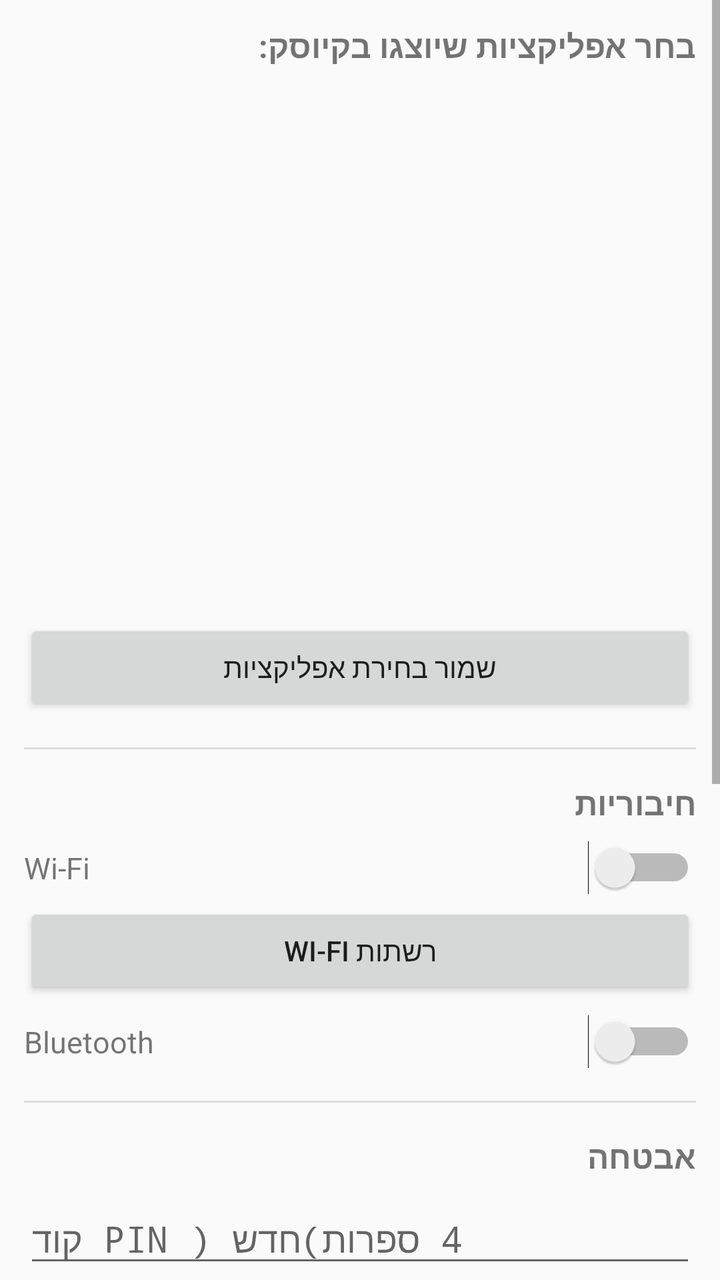
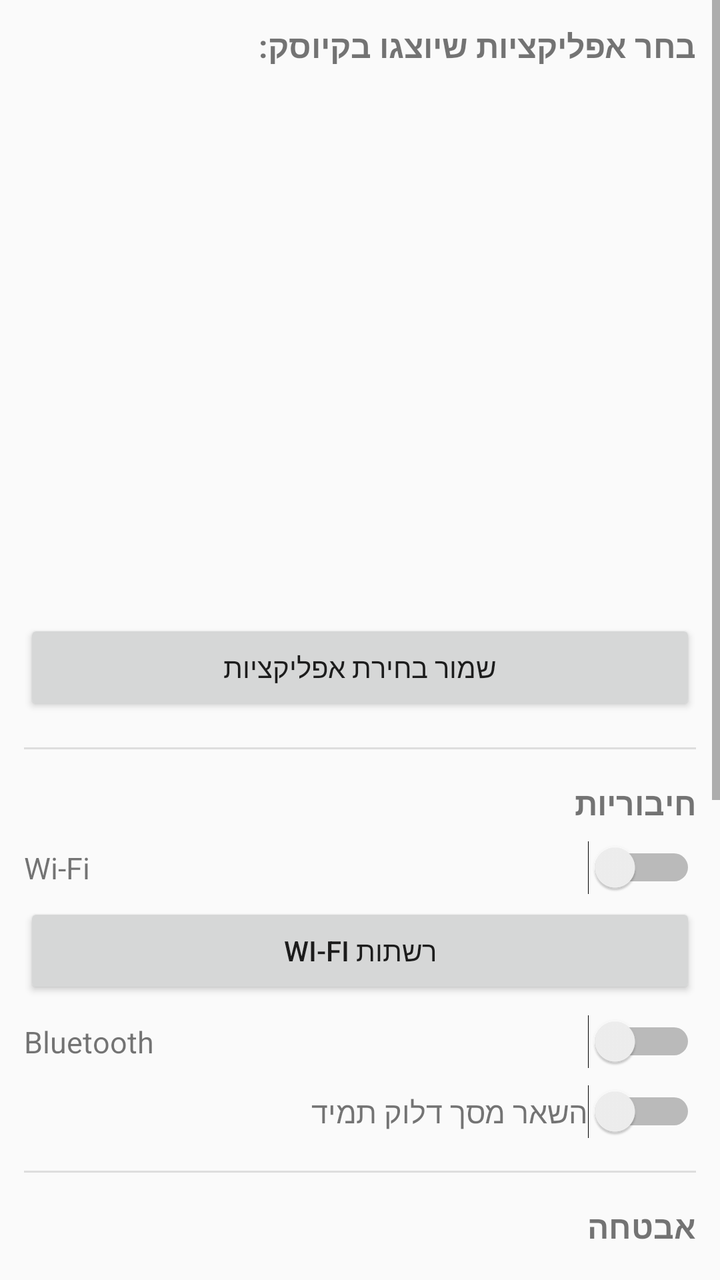

The first picture is an Android layout as it rendered before a commit; the second is the same layout after the commit. The layout source and the unified diff follow.
<!-- AndroidManifest.xml: application theme Theme.AppCompat.Light -->
<!-- res/layout/activity_settings.xml -->
<?xml version="1.0" encoding="utf-8"?>
<ScrollView xmlns:android="http://schemas.android.com/apk/res/android"
    android:layout_width="match_parent"
    android:layout_height="match_parent">

    <LinearLayout
        android:layout_width="match_parent"
        android:layout_height="wrap_content"
        android:orientation="vertical"
        android:padding="12dp">

        <TextView
            android:layout_width="match_parent"
            android:layout_height="wrap_content"
            android:text="בחר אפליקציות שיוצגו בקיוסק:"
            android:textSize="16sp"
            android:textStyle="bold"
            android:layout_marginBottom="8dp" />

        <androidx.recyclerview.widget.RecyclerView
            android:id="@+id/settingsAppsRecyclerView"
            android:layout_width="match_parent"
            android:layout_height="260dp" />

        <Button
            android:id="@+id/saveAppsButton"
            android:layout_width="match_parent"
            android:layout_height="wrap_content"
            android:layout_marginTop="8dp"
            android:text="שמור בחירת אפליקציות" />

        <View
            android:layout_width="match_parent"
            android:layout_height="1dp"
            android:layout_marginTop="16dp"
            android:background="#DDDDDD" />

        <TextView
            android:layout_width="match_parent"
            android:layout_height="wrap_content"
            android:layout_marginTop="16dp"
            android:text="חיבוריות"
            android:textSize="16sp"
            android:textStyle="bold" />

        <LinearLayout
            android:id="@+id/settingsWifiRow"
            android:layout_width="match_parent"
            android:layout_height="wrap_content"
            android:orientation="horizontal"
            android:gravity="center_vertical"
            android:paddingTop="8dp">

            <TextView
                android:layout_width="0dp"
                android:layout_height="wrap_content"
                android:layout_weight="1"
                android:text="Wi-Fi"
                android:textSize="15sp" />

            <Switch
                android:id="@+id/wifiSwitch"
                android:layout_width="wrap_content"
                android:layout_height="wrap_content" />

        </LinearLayout>

        <Button
            android:id="@+id/settingsWifiNetworksButton"
            android:layout_width="match_parent"
            android:layout_height="wrap_content"
            android:layout_marginTop="4dp"
            android:text="רשתות Wi-Fi" />

        <LinearLayout
            android:layout_width="match_parent"
            android:layout_height="wrap_content"
            android:orientation="horizontal"
            android:gravity="center_vertical"
            android:paddingTop="8dp">

            <TextView
                android:layout_width="0dp"
                android:layout_height="wrap_content"
                android:layout_weight="1"
                android:text="Bluetooth"
                android:textSize="15sp" />

            <Switch
                android:id="@+id/bluetoothSwitch"
                android:layout_width="wrap_content"
                android:layout_height="wrap_content" />

        </LinearLayout>

        <View
            android:layout_width="match_parent"
            android:layout_height="1dp"
            android:layout_marginTop="16dp"
            android:background="#DDDDDD" />

        <TextView
            android:layout_width="match_parent"
            android:layout_height="wrap_content"
            android:layout_marginTop="16dp"
            android:text="אבטחה"
            android:textSize="16sp"
            android:textStyle="bold" />

        <EditText
            android:id="@+id/newPinField"
            android:layout_width="match_parent"
            android:layout_height="wrap_content"
            android:hint="קוד PIN חדש (4 ספרות)"
            android:inputType="numberPassword"
            android:layout_marginTop="8dp" />

        <Button
            android:id="@+id/changePinButton"
            android:layout_width="match_parent"
            android:layout_height="wrap_content"
            android:text="שנה סיסמה" />

        <Button
            android:id="@+id/setHomeButton"
            android:layout_width="match_parent"
            android:layout_height="wrap_content"
            android:layout_marginTop="16dp"
            android:text="הגדר כמסך בית ברירת מחדל" />

        <Button
            android:id="@+id/checkOwnerStatusButton"
            android:layout_width="match_parent"
            android:layout_height="wrap_content"
            android:layout_marginTop="16dp"
            android:text="בדוק מצב Device Owner נוכחי" />

        <Button
            android:id="@+id/enableLockButton"
            android:layout_width="match_parent"
            android:layout_height="wrap_content"
            android:layout_marginTop="8dp"
            android:text="הפעל נעילת קיוסק מלאה (דורש root)" />

        <Button
            android:id="@+id/disableLockButton"
            android:layout_width="match_parent"
            android:layout_height="wrap_content"
            android:layout_marginTop="8dp"
            android:text="בטל נעילת קיוסק" />

        <Button
            android:id="@+id/clearOwnerButton"
            android:layout_width="match_parent"
            android:layout_height="wrap_content"
            android:layout_marginTop="24dp"
            android:layout_marginBottom="24dp"
            android:text="הסר הרשאות Device Owner (בלי מחיקה ובלי אתחול)" />

    </LinearLayout>

</ScrollView>
<!-- resources referenced by this layout -->
<resources>

</resources>

<!-- the commit's change to res/layout/activity_settings.xml (unified diff, before → after) -->
@@ -93,6 +93,27 @@
 
         </LinearLayout>
 
+        <LinearLayout
+            android:layout_width="match_parent"
+            android:layout_height="wrap_content"
+            android:orientation="horizontal"
+            android:gravity="center_vertical"
+            android:paddingTop="8dp">
+
+            <TextView
+                android:layout_width="0dp"
+                android:layout_height="wrap_content"
+                android:layout_weight="1"
+                android:text="השאר מסך דלוק תמיד"
+                android:textSize="15sp" />
+
+            <Switch
+                android:id="@+id/keepScreenOnSwitch"
+                android:layout_width="wrap_content"
+                android:layout_height="wrap_content" />
+
+        </LinearLayout>
+
         <View
             android:layout_width="match_parent"
             android:layout_height="1dp"
@@ -129,17 +150,10 @@
             android:text="הגדר כמסך בית ברירת מחדל" />
 
         <Button
-            android:id="@+id/checkOwnerStatusButton"
+            android:id="@+id/enableLockButton"
             android:layout_width="match_parent"
             android:layout_height="wrap_content"
             android:layout_marginTop="16dp"
-            android:text="בדוק מצב Device Owner נוכחי" />
-
-        <Button
-            android:id="@+id/enableLockButton"
-            android:layout_width="match_parent"
-            android:layout_height="wrap_content"
-            android:layout_marginTop="8dp"
             android:text="הפעל נעילת קיוסק מלאה (דורש root)" />
 
         <Button
